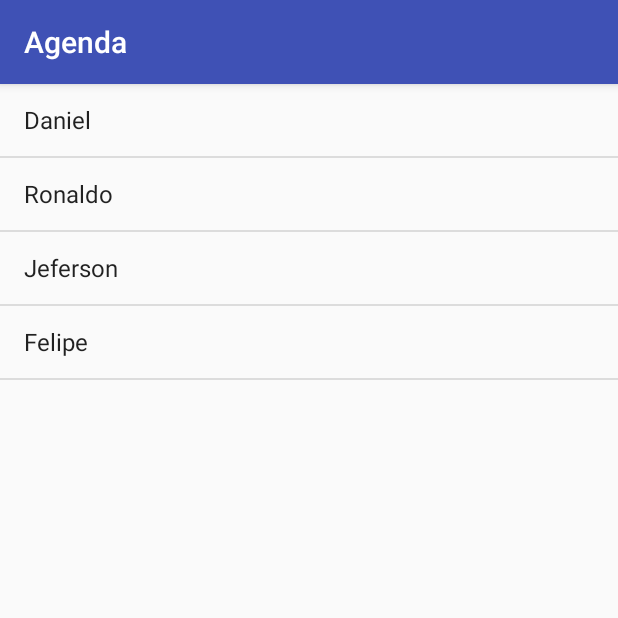
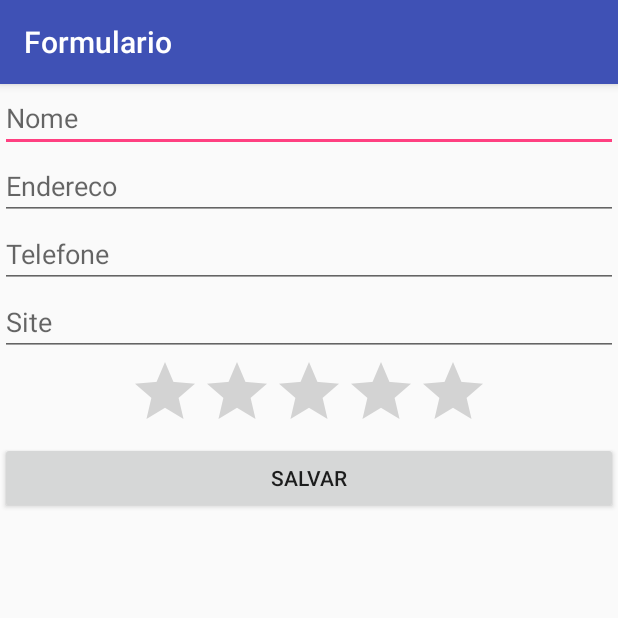
Before and after one commit to emersontorresamorim/agenda, an Android app: the screen it shows after launch (ListaAlunosActivity before the commit, FormularioActivity after it), on a phone screen of 412 x 824 dp, the top half of it. Run offline under Robolectric (Android 15) with nearby library versions, the phone set to English and light mode, and no system bars.

Commit message:
Criado formulario para cadastrar aluno

```diff
--- a/app/src/main/AndroidManifest.xml
+++ b/app/src/main/AndroidManifest.xml
@@ -9,7 +9,11 @@
         android:roundIcon="@mipmap/ic_launcher_round"
         android:supportsRtl="true"
         android:theme="@style/AppTheme">
-        <activity android:name=".ListaAlunosActivity">
+        <activity android:name=".ListaAlunosActivity"
+            android:label="Agenda">
+        </activity>
+        <activity android:name=".FormularioActivity"
+            android:label="Formulario">
             <intent-filter>
                 <action android:name="android.intent.action.MAIN" />
 
--- /dev/null
+++ b/app/src/main/java/br/com/alura/agenda/FormularioActivity.java
@@ -0,0 +1,13 @@
+package br.com.alura.agenda;
+
+import android.support.v7.app.AppCompatActivity;
+import android.os.Bundle;
+
+public class FormularioActivity extends AppCompatActivity {
+
+    @Override
+    protected void onCreate(Bundle savedInstanceState) {
+        super.onCreate(savedInstanceState);
+        setContentView(R.layout.activity_formulario);
+    }
+}
--- /dev/null
+++ b/app/src/main/res/layout/activity_formulario.xml
@@ -0,0 +1,46 @@
+<?xml version="1.0" encoding="utf-8"?>
+<ScrollView
+    xmlns:android="http://schemas.android.com/apk/res/android"
+    android:layout_width="match_parent"
+    android:layout_height="match_parent" >
+
+    <LinearLayout
+        android:layout_width="match_parent"
+        android:layout_height="match_parent"
+        android:orientation="vertical">
+
+        <EditText
+            android:hint="Nome"
+            android:layout_width="match_parent"
+            android:layout_height="wrap_content" />
+
+        <EditText
+            android:hint="Endereco"
+            android:layout_width="match_parent"
+            android:layout_height="wrap_content" />
+
+        <EditText
+            android:hint="Telefone"
+            android:layout_width="match_parent"
+            android:layout_height="wrap_content" />
+
+        <EditText
+            android:hint="Site"
+            android:layout_width="match_parent"
+            android:layout_height="wrap_content" />
+
+        <RatingBar
+            android:layout_width="wrap_content"
+            android:layout_height="wrap_content"
+            android:numStars="5"
+            android:max="10"
+            android:layout_gravity="center" />
+
+        <Button
+            android:layout_width="match_parent"
+            android:layout_height="wrap_content"
+            android:text="Salvar" />
+
+    </LinearLayout>
+
+</ScrollView>
--- a/app/src/main/res/layout/activity_lista_alunos.xml
+++ b/app/src/main/res/layout/activity_lista_alunos.xml
@@ -5,7 +5,8 @@
     android:layout_height="match_parent"
     android:orientation="vertical">
 
-    <ListView android:layout_width="match_parent"
+    <ListView
+        android:layout_width="match_parent"
         android:layout_height="match_parent"
         android:id="@+id/lista_alunos"/>
 
```
